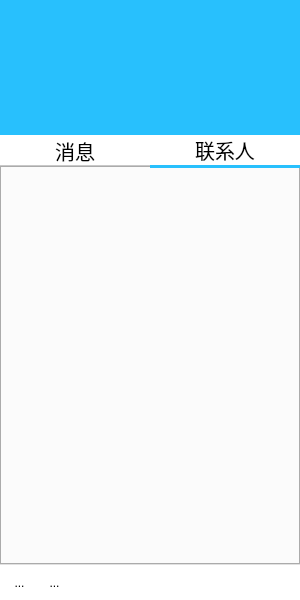
This is QQClient/maininterface.ui in Fantasy714/-Qt5-C-S-QQ- as Qt 5 draws it before an edit. The edited form follows.
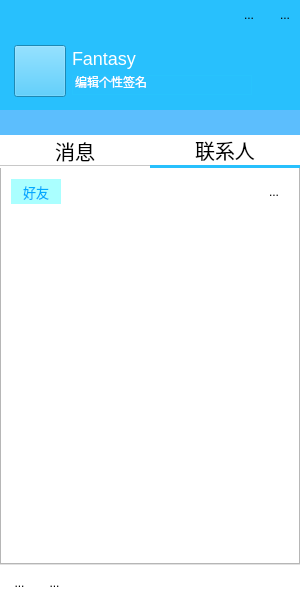
This is the edited form. Icons and pictures are not drawn.

```diff
--- a/QQClient/maininterface.ui
+++ b/QQClient/maininterface.ui
@@ -46,7 +46,7 @@
      <number>0</number>
     </property>
     <item>
-     <widget class="QWidget" name="widget" native="true">
+     <widget class="QWidget" name="HeadWidget" native="true">
       <property name="minimumSize">
        <size>
         <width>0</width>
@@ -65,6 +65,404 @@
 	background-color:rgb(40, 192, 253);
 }</string>
       </property>
+      <layout class="QVBoxLayout" name="verticalLayout_3">
+       <property name="leftMargin">
+        <number>0</number>
+       </property>
+       <property name="topMargin">
+        <number>0</number>
+       </property>
+       <property name="rightMargin">
+        <number>0</number>
+       </property>
+       <property name="bottomMargin">
+        <number>0</number>
+       </property>
+       <item>
+        <widget class="QWidget" name="widget_2" native="true">
+         <layout class="QHBoxLayout" name="horizontalLayout_2">
+          <property name="leftMargin">
+           <number>0</number>
+          </property>
+          <property name="topMargin">
+           <number>0</number>
+          </property>
+          <property name="rightMargin">
+           <number>0</number>
+          </property>
+          <property name="bottomMargin">
+           <number>0</number>
+          </property>
+          <item>
+           <widget class="QLabel" name="LogLab">
+            <property name="minimumSize">
+             <size>
+              <width>25</width>
+              <height>25</height>
+             </size>
+            </property>
+            <property name="maximumSize">
+             <size>
+              <width>25</width>
+              <height>25</height>
+             </size>
+            </property>
+            <property name="text">
+             <string/>
+            </property>
+            <property name="pixmap">
+             <pixmap resource="lib.qrc">:/lib/Loge.png</pixmap>
+            </property>
+            <property name="scaledContents">
+             <bool>true</bool>
+            </property>
+           </widget>
+          </item>
+          <item>
+           <spacer name="horizontalSpacer_2">
+            <property name="orientation">
+             <enum>Qt::Horizontal</enum>
+            </property>
+            <property name="sizeHint" stdset="0">
+             <size>
+              <width>319</width>
+              <height>20</height>
+             </size>
+            </property>
+           </spacer>
+          </item>
+          <item>
+           <widget class="QToolButton" name="MiniBtn_2">
+            <property name="minimumSize">
+             <size>
+              <width>30</width>
+              <height>30</height>
+             </size>
+            </property>
+            <property name="maximumSize">
+             <size>
+              <width>30</width>
+              <height>30</height>
+             </size>
+            </property>
+            <property name="focusPolicy">
+             <enum>Qt::ClickFocus</enum>
+            </property>
+            <property name="toolTip">
+             <string/>
+            </property>
+            <property name="toolTipDuration">
+             <number>-1</number>
+            </property>
+            <property name="styleSheet">
+             <string notr="true">QToolButton:hover
+{
+	background-color:rgb(200, 200, 200);
+}
+QToolButton:pressed
+{
+	background-color:rgb(220,220,220);
+}
+</string>
+            </property>
+            <property name="text">
+             <string/>
+            </property>
+            <property name="icon">
+             <iconset resource="lib.qrc">
+              <normaloff>:/lib/close.png</normaloff>:/lib/close.png</iconset>
+            </property>
+            <property name="iconSize">
+             <size>
+              <width>18</width>
+              <height>18</height>
+             </size>
+            </property>
+            <property name="autoRaise">
+             <bool>true</bool>
+            </property>
+           </widget>
+          </item>
+          <item>
+           <widget class="QToolButton" name="MiniBtn">
+            <property name="minimumSize">
+             <size>
+              <width>30</width>
+              <height>30</height>
+             </size>
+            </property>
+            <property name="maximumSize">
+             <size>
+              <width>30</width>
+              <height>30</height>
+             </size>
+            </property>
+            <property name="focusPolicy">
+             <enum>Qt::ClickFocus</enum>
+            </property>
+            <property name="toolTip">
+             <string/>
+            </property>
+            <property name="toolTipDuration">
+             <number>-1</number>
+            </property>
+            <property name="styleSheet">
+             <string notr="true">QToolButton:hover
+{
+	background-color:rgb(200, 200, 200);
+}
+QToolButton:pressed
+{
+	background-color:rgb(220,220,220);
+}
+</string>
+            </property>
+            <property name="text">
+             <string>...</string>
+            </property>
+            <property name="icon">
+             <iconset resource="lib.qrc">
+              <normaloff>:/lib/zuixiaohua.png</normaloff>:/lib/zuixiaohua.png</iconset>
+            </property>
+            <property name="autoRaise">
+             <bool>true</bool>
+            </property>
+           </widget>
+          </item>
+          <item>
+           <widget class="QToolButton" name="CloseBtn">
+            <property name="minimumSize">
+             <size>
+              <width>30</width>
+              <height>30</height>
+             </size>
+            </property>
+            <property name="maximumSize">
+             <size>
+              <width>30</width>
+              <height>30</height>
+             </size>
+            </property>
+            <property name="focusPolicy">
+             <enum>Qt::ClickFocus</enum>
+            </property>
+            <property name="toolTip">
+             <string/>
+            </property>
+            <property name="styleSheet">
+             <string notr="true">QToolButton:hover 
+{
+	background-color:rgb(255, 0, 0);
+}
+QToolButton:pressed
+{
+	background-color:rgb(170, 0, 0);
+}
+</string>
+            </property>
+            <property name="text">
+             <string>...</string>
+            </property>
+            <property name="icon">
+             <iconset resource="lib.qrc">
+              <normaloff>:/lib/guanbi.png</normaloff>:/lib/guanbi.png</iconset>
+            </property>
+            <property name="autoRaise">
+             <bool>true</bool>
+            </property>
+           </widget>
+          </item>
+         </layout>
+        </widget>
+       </item>
+       <item>
+        <widget class="QWidget" name="widget" native="true">
+         <layout class="QHBoxLayout" name="horizontalLayout_3">
+          <item>
+           <spacer name="horizontalSpacer_3">
+            <property name="orientation">
+             <enum>Qt::Horizontal</enum>
+            </property>
+            <property name="sizeType">
+             <enum>QSizePolicy::Fixed</enum>
+            </property>
+            <property name="sizeHint" stdset="0">
+             <size>
+              <width>5</width>
+              <height>20</height>
+             </size>
+            </property>
+           </spacer>
+          </item>
+          <item>
+           <widget class="QPushButton" name="HeadShotBtn">
+            <property name="minimumSize">
+             <size>
+              <width>52</width>
+              <height>52</height>
+             </size>
+            </property>
+            <property name="maximumSize">
+             <size>
+              <width>52</width>
+              <height>52</height>
+             </size>
+            </property>
+            <property name="cursor">
+             <cursorShape>PointingHandCursor</cursorShape>
+            </property>
+            <property name="styleSheet">
+             <string notr="true"/>
+            </property>
+            <property name="text">
+             <string/>
+            </property>
+            <property name="iconSize">
+             <size>
+              <width>16</width>
+              <height>16</height>
+             </size>
+            </property>
+            <property name="flat">
+             <bool>false</bool>
+            </property>
+           </widget>
+          </item>
+          <item>
+           <layout class="QVBoxLayout" name="verticalLayout_2">
+            <item>
+             <widget class="QLabel" name="NickNameLab">
+              <property name="minimumSize">
+               <size>
+                <width>120</width>
+                <height>27</height>
+               </size>
+              </property>
+              <property name="maximumSize">
+               <size>
+                <width>120</width>
+                <height>27</height>
+               </size>
+              </property>
+              <property name="styleSheet">
+               <string notr="true">QLabel
+{
+	border-style:none;
+	color:white;
+	font-size:18px;
+}</string>
+              </property>
+              <property name="text">
+               <string>Fantasy</string>
+              </property>
+             </widget>
+            </item>
+            <item>
+             <widget class="QLineEdit" name="SignatureLine">
+              <property name="minimumSize">
+               <size>
+                <width>180</width>
+                <height>20</height>
+               </size>
+              </property>
+              <property name="maximumSize">
+               <size>
+                <width>180</width>
+                <height>20</height>
+               </size>
+              </property>
+              <property name="toolTip">
+               <string>个性签名</string>
+              </property>
+              <property name="statusTip">
+               <string/>
+              </property>
+              <property name="whatsThis">
+               <string/>
+              </property>
+              <property name="styleSheet">
+               <string notr="true">QLineEdit
+{
+	background-color:transparent;
+	border-style:solid;
+	border-width:1px;
+	border-color:rgb(40, 195, 253);
+	color:white;	
+	font-size:12px;
+}
+QLineEdit:hover
+{
+	background-color:transparent;
+	border-style:solid;
+	border-width:1px;
+	border-color:black;
+	color:white;	
+	font-size:12px;
+}
+QLineEdit:focus
+{
+	background-color:white;
+	border-style:none;
+	color:black;	
+	font-size:12px;
+}</string>
+              </property>
+              <property name="text">
+               <string>编辑个性签名</string>
+              </property>
+             </widget>
+            </item>
+           </layout>
+          </item>
+          <item>
+           <spacer name="horizontalSpacer_4">
+            <property name="orientation">
+             <enum>Qt::Horizontal</enum>
+            </property>
+            <property name="sizeHint" stdset="0">
+             <size>
+              <width>63</width>
+              <height>20</height>
+             </size>
+            </property>
+           </spacer>
+          </item>
+         </layout>
+        </widget>
+       </item>
+       <item>
+        <widget class="QLineEdit" name="SearchEdit">
+         <property name="minimumSize">
+          <size>
+           <width>0</width>
+           <height>25</height>
+          </size>
+         </property>
+         <property name="maximumSize">
+          <size>
+           <width>16777215</width>
+           <height>25</height>
+          </size>
+         </property>
+         <property name="styleSheet">
+          <string notr="true">QLineEdit
+{
+	border-style:none;
+	font-size:12px;
+	color:white;
+	background-color:rgb(92,190,253);
+}
+QLineEdit:focus
+{
+	border-style:none;
+	font-size:12px;
+	color:black;
+	background-color:white;
+}</string>
+         </property>
+        </widget>
+       </item>
+      </layout>
      </widget>
     </item>
     <item>
@@ -87,6 +485,10 @@
 {
 	border-bottom-width:3px;
 	border-color:rgb(40,192,253);
+}
+QWidget
+{
+	background-color:white;
 }</string>
       </property>
       <property name="tabShape">
@@ -113,6 +515,130 @@
        <attribute name="toolTip">
         <string>联系人</string>
        </attribute>
+       <layout class="QVBoxLayout" name="verticalLayout_4">
+        <item>
+         <layout class="QHBoxLayout" name="horizontalLayout_4">
+          <item>
+           <widget class="QLabel" name="label_2">
+            <property name="minimumSize">
+             <size>
+              <width>50</width>
+              <height>25</height>
+             </size>
+            </property>
+            <property name="maximumSize">
+             <size>
+              <width>50</width>
+              <height>25</height>
+             </size>
+            </property>
+            <property name="styleSheet">
+             <string notr="true">QLabel
+{
+	background-color:rgb(170, 255, 255);
+	font-size:13px;
+	color:rgb(0, 170, 255);
+}</string>
+            </property>
+            <property name="text">
+             <string>好友</string>
+            </property>
+            <property name="alignment">
+             <set>Qt::AlignCenter</set>
+            </property>
+           </widget>
+          </item>
+          <item>
+           <spacer name="horizontalSpacer_5">
+            <property name="orientation">
+             <enum>Qt::Horizontal</enum>
+            </property>
+            <property name="sizeHint" stdset="0">
+             <size>
+              <width>40</width>
+              <height>20</height>
+             </size>
+            </property>
+           </spacer>
+          </item>
+          <item>
+           <widget class="QToolButton" name="AddFriends_2">
+            <property name="minimumSize">
+             <size>
+              <width>30</width>
+              <height>30</height>
+             </size>
+            </property>
+            <property name="maximumSize">
+             <size>
+              <width>30</width>
+              <height>30</height>
+             </size>
+            </property>
+            <property name="focusPolicy">
+             <enum>Qt::ClickFocus</enum>
+            </property>
+            <property name="toolTip">
+             <string/>
+            </property>
+            <property name="toolTipDuration">
+             <number>-1</number>
+            </property>
+            <property name="styleSheet">
+             <string notr="true">QToolButton:hover
+{
+	background-color:rgb(200, 200, 200);
+}
+QToolButton:pressed
+{
+	background-color:rgb(220,220,220);
+}
+</string>
+            </property>
+            <property name="text">
+             <string>...</string>
+            </property>
+            <property name="icon">
+             <iconset resource="lib.qrc">
+              <normaloff>:/lib/add.png</normaloff>:/lib/add.png</iconset>
+            </property>
+            <property name="iconSize">
+             <size>
+              <width>22</width>
+              <height>22</height>
+             </size>
+            </property>
+            <property name="autoRaise">
+             <bool>true</bool>
+            </property>
+           </widget>
+          </item>
+         </layout>
+        </item>
+        <item>
+         <widget class="QScrollArea" name="FriendsScroll">
+          <property name="styleSheet">
+           <string notr="true">QScrollArea
+{
+	border-style:none;
+}</string>
+          </property>
+          <property name="widgetResizable">
+           <bool>true</bool>
+          </property>
+          <widget class="QWidget" name="scrollAreaWidgetContents">
+           <property name="geometry">
+            <rect>
+             <x>0</x>
+             <y>0</y>
+             <width>276</width>
+             <height>336</height>
+            </rect>
+           </property>
+          </widget>
+         </widget>
+        </item>
+       </layout>
       </widget>
      </widget>
     </item>
```
Left out of the diff: 14 changed lines with no effect on the pictures.
